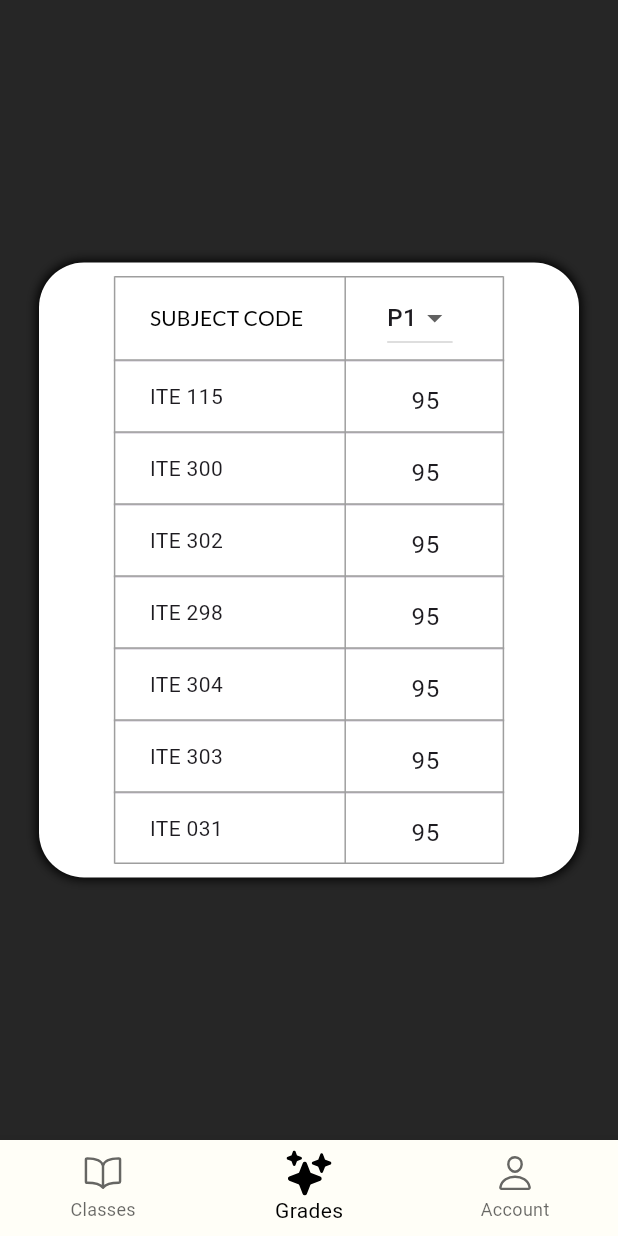
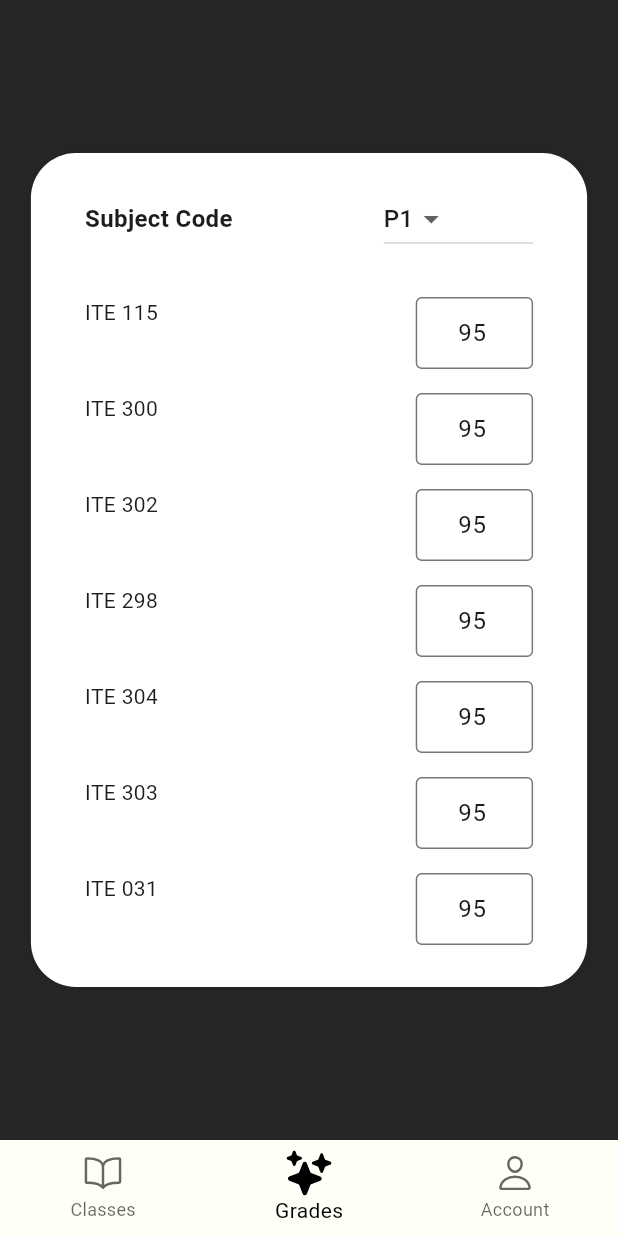
Before and after one commit to kurtpetrola/ace, a Flutter app: the HomeScreenPage screen opened directly, item 2 of the bottom bar chosen, on a phone screen of 412 x 824 dp. Run offline on Flutter 3.47's test engine with Material 3 defaults, Android fonts, the phone set to English and light mode, and no system bars; our stand-ins replace firebase_core, firebase_database, hive, hive_flutter, ionicons; accounts and stored records are empty.

Commit message:
chore: refactor some parts

```diff
--- a/lib/pages/adminlogin_page.dart
+++ b/lib/pages/adminlogin_page.dart
@@ -164,11 +164,11 @@ class _AdminLoginPageState extends State<AdminLoginPage> {
                           ));
                         },
                         style: ButtonStyle(
-                          backgroundColor: MaterialStateProperty.all<Color>(
+                          backgroundColor: WidgetStateProperty.all<Color>(
                             ColorPalette.accentBlack,
                           ),
                           shape:
-                              MaterialStateProperty.all<RoundedRectangleBorder>(
+                              WidgetStateProperty.all<RoundedRectangleBorder>(
                             RoundedRectangleBorder(
                               borderRadius: BorderRadius.circular(50),
                             ),
--- a/lib/pages/homescreen_page.dart
+++ b/lib/pages/homescreen_page.dart
@@ -16,7 +16,7 @@ class _HomeScreenPageState extends State<HomeScreenPage> {
   int pageIndex = 0;
   final pages = [
     Classroom(),
-    const Grades(),
+    Grades(),
     Account(),
   ];
 
--- a/lib/pages/studentlogin_page.dart
+++ b/lib/pages/studentlogin_page.dart
@@ -232,11 +232,11 @@ class _LoginPageState extends State<StudentLoginPage> {
                             });
                           },
                           style: ButtonStyle(
-                            backgroundColor: MaterialStateProperty.all<Color>(
+                            backgroundColor: WidgetStateProperty.all<Color>(
                               ColorPalette.accentBlack,
                             ),
-                            shape: MaterialStateProperty.all<
-                                RoundedRectangleBorder>(
+                            shape:
+                                WidgetStateProperty.all<RoundedRectangleBorder>(
                               RoundedRectangleBorder(
                                 borderRadius: BorderRadius.circular(50),
                               ),
--- a/lib/screenpages/grades.dart
+++ b/lib/screenpages/grades.dart
@@ -1,115 +1,178 @@
+import 'package:flutter/material.dart';
+import 'package:provider/provider.dart';
 import 'package:ace/constant/colors.dart';
-import 'package:flutter/material.dart';
 
-class Grades extends StatefulWidget {
+class Subject {
+  final String code;
+  String grade;
+
+  Subject({required this.code, required this.grade});
+}
+
+class GradesModel extends ChangeNotifier {
+  List<Subject> subjects = [
+    Subject(code: 'ITE 115', grade: '95'),
+    Subject(code: 'ITE 300', grade: '95'),
+    Subject(code: 'ITE 302', grade: '95'),
+    Subject(code: 'ITE 298', grade: '95'),
+    Subject(code: 'ITE 304', grade: '95'),
+    Subject(code: 'ITE 303', grade: '95'),
+    Subject(code: 'ITE 031', grade: '95'),
+  ];
+
+  List<String> gradeTypes = ['P1', 'P2', 'P3'];
+  String selectedGradeType = 'P1';
+
+  void updateGrade(int index, String newGrade) {
+    subjects[index].grade = newGrade;
+    notifyListeners();
+  }
+
+  void updateSelectedGradeType(String newType) {
+    selectedGradeType = newType;
+    notifyListeners();
+  }
+}
+
+class Grades extends StatelessWidget {
   const Grades({Key? key}) : super(key: key);
 
   @override
-  State<Grades> createState() => _GradesState();
+  Widget build(BuildContext context) {
+    return ChangeNotifierProvider(
+      create: (context) => GradesModel(),
+      child: GradesView(),
+    );
+  }
 }
 
-class _GradesState extends State<Grades> {
-  List<Map<String, dynamic>> _subjectList = [
-    {'code': 'ITE 115', 'grade': '95'},
-    {'code': 'ITE 300', 'grade': '95'},
-    {'code': 'ITE 302', 'grade': '95'},
-    {'code': 'ITE 298', 'grade': '95'},
-    {'code': 'ITE 304', 'grade': '95'},
-    {'code': 'ITE 303', 'grade': '95'},
-    {'code': 'ITE 031', 'grade': '95'},
-  ];
-
-  List<String> _gradeList = ['P1', 'P2', 'P3'];
-
-  String _selectedGrade = 'P1';
-
+class GradesView extends StatelessWidget {
   @override
   Widget build(BuildContext context) {
     return Scaffold(
       backgroundColor: ColorPalette.accentBlack,
       body: Center(
-        child: SingleChildScrollView(
-          scrollDirection: Axis.horizontal,
+        child: LayoutBuilder(
+          builder: (context, constraints) {
+            return SingleChildScrollView(
               child: Container(
-            alignment: Alignment.center,
-            height: 410,
-            width: 360,
-            margin: const EdgeInsets.symmetric(horizontal: 20),
+                width: constraints.maxWidth > 600
+                    ? 600
+                    : constraints.maxWidth * 0.9,
+                padding: EdgeInsets.all(20),
                 decoration: BoxDecoration(
-              borderRadius: const BorderRadius.all(
-                Radius.circular(30),
-              ),
+                  borderRadius: BorderRadius.circular(30),
                   color: Colors.white,
                   boxShadow: [
                     BoxShadow(
-                  color: Colors.black.withOpacity(1),
+                      color: Colors.black.withOpacity(0.1),
                       blurRadius: 5,
                       spreadRadius: 1,
                     ),
                   ],
                 ),
-            child: DataTable(
-              border: TableBorder.all(
-                color: Colors.grey,
-                width: 1.0,
-              ),
-
-              //dataRowHeight: 60.0, // set the height of the rows
-              columns: [
-                DataColumn(
-                  label: Text(
-                    'SUBJECT CODE',
-                    style: TextStyle(
-                      color: Colors.black,
-                      fontFamily: 'Lato',
+                child: Column(
+                  children: [
+                    HeaderRow(),
+                    SizedBox(height: 20),
+                    SubjectList(),
+                  ],
                 ),
               ),
+            );
+          },
         ),
-                DataColumn(
-                  label: DropdownButton<String>(
-                    value: _selectedGrade,
-                    items: _gradeList.map((String value) {
+      ),
+    );
+  }
+}
+
+class HeaderRow extends StatelessWidget {
+  @override
+  Widget build(BuildContext context) {
+    return Padding(
+      padding: const EdgeInsets.symmetric(horizontal: 16.0),
+      child: Row(
+        children: [
+          Expanded(
+            flex: 2,
+            child: Text(
+              'Subject Code',
+              style: TextStyle(fontWeight: FontWeight.bold, fontSize: 16),
+            ),
+          ),
+          Expanded(
+            flex: 1,
+            child: GradeTypeSelector(),
+          ),
+        ],
+      ),
+    );
+  }
+}
+
+class GradeTypeSelector extends StatelessWidget {
+  @override
+  Widget build(BuildContext context) {
+    final model = Provider.of<GradesModel>(context);
+    return DropdownButton<String>(
+      value: model.selectedGradeType,
+      items: model.gradeTypes.map((String value) {
         return DropdownMenuItem<String>(
           value: value,
           child: Text(value),
         );
       }).toList(),
+      onChanged: (value) => model.updateSelectedGradeType(value!),
+    );
+  }
+}
+
+class SubjectList extends StatelessWidget {
+  @override
+  Widget build(BuildContext context) {
+    final model = Provider.of<GradesModel>(context);
+    return Table(
+      columnWidths: {
+        0: FlexColumnWidth(2),
+        1: FlexColumnWidth(1),
+      },
+      children: model.subjects.asMap().entries.map((entry) {
+        final index = entry.key;
+        final subject = entry.value;
+        return TableRow(
+          children: [
+            TableCell(
+              child: Padding(
+                padding:
+                    const EdgeInsets.symmetric(vertical: 8.0, horizontal: 16.0),
+                child: Text(subject.code),
+              ),
+            ),
+            TableCell(
+              child: Padding(
+                padding:
+                    const EdgeInsets.symmetric(vertical: 8.0, horizontal: 16.0),
+                child: TextFormField(
+                  initialValue: subject.grade,
+                  keyboardType: TextInputType.number,
+                  textAlign: TextAlign.center,
+                  decoration: InputDecoration(
+                    border: OutlineInputBorder(),
+                    contentPadding:
+                        EdgeInsets.symmetric(horizontal: 8, vertical: 8),
+                  ),
                   onChanged: (value) {
-                      setState(() {
-                        _selectedGrade = value!;
-                      });
+                    if (value.isNotEmpty && int.tryParse(value) != null) {
+                      model.updateGrade(index, value);
+                    }
                   },
                 ),
               ),
+            ),
           ],
-              rows: _subjectList.map(
-                (subject) {
-                  return DataRow(cells: [
-                    DataCell(Text(subject['code'])),
-                    DataCell(
-                      TextField(
-                        controller:
-                            TextEditingController(text: subject['grade']),
-                        decoration: InputDecoration(
-                          border: OutlineInputBorder(
-                            borderSide: BorderSide.none,
-                          ),
-                        ),
-                        keyboardType: TextInputType.number,
-                        onSubmitted: (value) {
-                          setState(() {
-                            subject['grade'] = value;
-                          });
-                        },
-                      ),
-                    ),
-                  ]);
-                },
-              ).toList(),
-            ),
-          ),
-        ),
-      ),
+        );
+      }).toList(),
     );
   }
 }
--- a/pubspec.yaml
+++ b/pubspec.yaml
@@ -26,6 +26,7 @@ dependencies:
   flutter_native_splash: ^2.4.1
   url_launcher: ^6.3.0
   ionicons: ^0.2.2
+  provider: ^6.1.2
 
 dev_dependencies:
   flutter_test:
```
Also changed, not shown: lib/components/admin_button.dart (+16 -17 lines), lib/components/register_button.dart (+16 -17 lines), lib/components/student_button.dart (+16 -17 lines), lib/pages/registration_page.dart (+19 -8 lines), pubspec.lock. Lines whose indentation alone changed are shown as unchanged.
